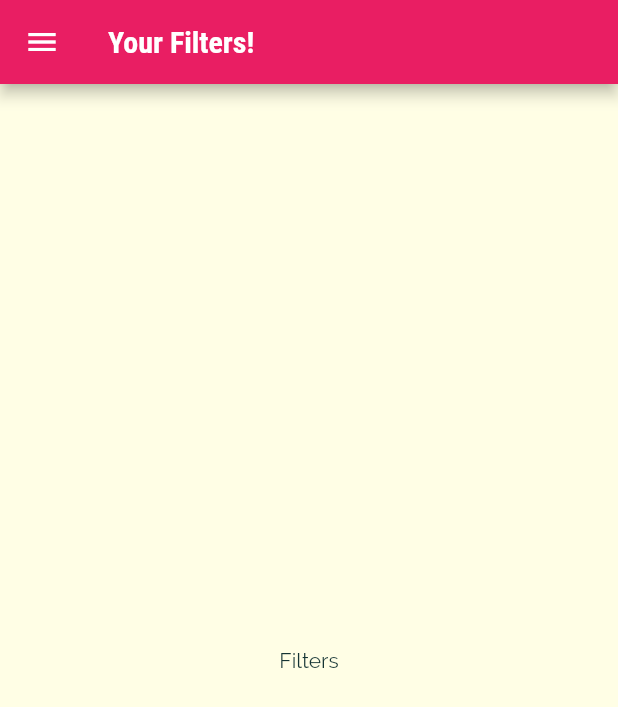
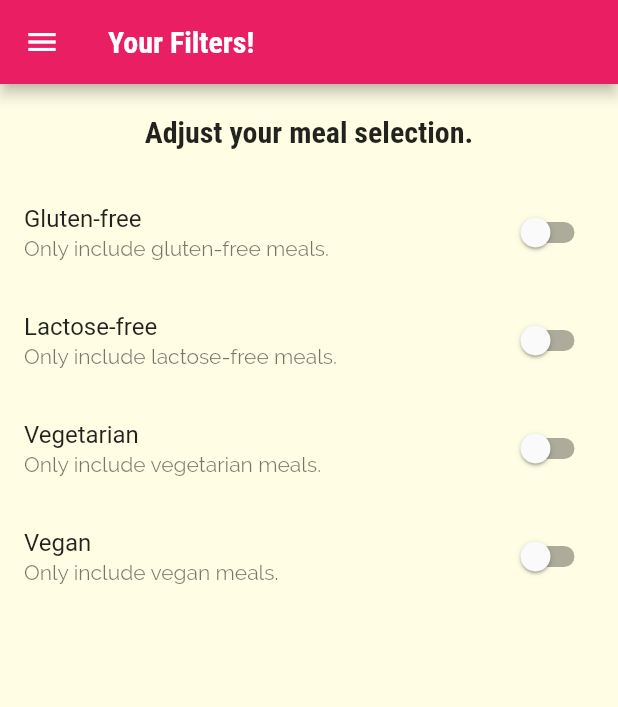
Before and after one commit to link01153113/flutter_meals_app, a Flutter app: the FiltersScreen screen opened by its route, on a phone screen of 412 x 824 dp. Shown: the top 707 px of the screen. Run offline on Flutter 3.47's test engine with Material 2 defaults, Android fonts, the phone set to English and light mode, and no system bars.

Commit message:
Add filter screen displaying different switch for different selection of meals

```diff
--- a/lib/screens/filters_screen.dart
+++ b/lib/screens/filters_screen.dart
@@ -2,8 +2,34 @@ import 'package:flutter/material.dart';
 
 import '../widgets/main_drawer.dart';
 
-class FiltersScreen extends StatelessWidget {
+class FiltersScreen extends StatefulWidget {
   static const routeName = '/filters';
+
+  @override
+  State<FiltersScreen> createState() => _FiltersScreenState();
+}
+
+class _FiltersScreenState extends State<FiltersScreen> {
+  var _glutenFree = false;
+  var _vegetarian = false;
+  var _vegan = false;
+  var _lactoseFree = false;
+
+  Widget _buildSwitchListTile(
+    String title,
+    String description,
+    bool currentValue,
+    Function updateValue,
+  ) {
+    return SwitchListTile(
+      title: Text(title),
+      value: currentValue,
+      subtitle: Text(
+        description,
+      ),
+      onChanged: updateValue,
+    );
+  }
 
   @override
   Widget build(BuildContext context) {
@@ -12,8 +38,70 @@ class FiltersScreen extends StatelessWidget {
         title: Text('Your Filters!'),
       ),
       drawer: MainDrawer(),
-      body: Center(
-        child: Text('Filters'),
+      body: Column(
+        children: <Widget>[
+          Container(
+            padding: EdgeInsets.all(20),
+            child: Text(
+              'Adjust your meal selection.',
+              style: Theme.of(context).textTheme.headline6,
+            ),
+          ),
+          Expanded(
+            child: ListView(
+              children: <Widget>[
+                _buildSwitchListTile(
+                  'Gluten-free',
+                  'Only include gluten-free meals.',
+                  _glutenFree,
+                  (newValue) {
+                    setState(
+                      () {
+                        _glutenFree = newValue;
+                      },
+                    );
+                  },
+                ),
+                _buildSwitchListTile(
+                  'Lactose-free',
+                  'Only include lactose-free meals.',
+                  _lactoseFree,
+                  (newValue) {
+                    setState(
+                      () {
+                        _lactoseFree = newValue;
+                      },
+                    );
+                  },
+                ),
+                _buildSwitchListTile(
+                  'Vegetarian',
+                  'Only include vegetarian meals.',
+                  _vegetarian,
+                  (newValue) {
+                    setState(
+                      () {
+                        _vegetarian = newValue;
+                      },
+                    );
+                  },
+                ),
+                _buildSwitchListTile(
+                  'Vegan',
+                  'Only include vegan meals.',
+                  _vegan,
+                  (newValue) {
+                    setState(
+                      () {
+                        _vegan = newValue;
+                      },
+                    );
+                  },
+                ),
+              ],
+            ),
+          ),
+        ],
       ),
     );
   }
```
